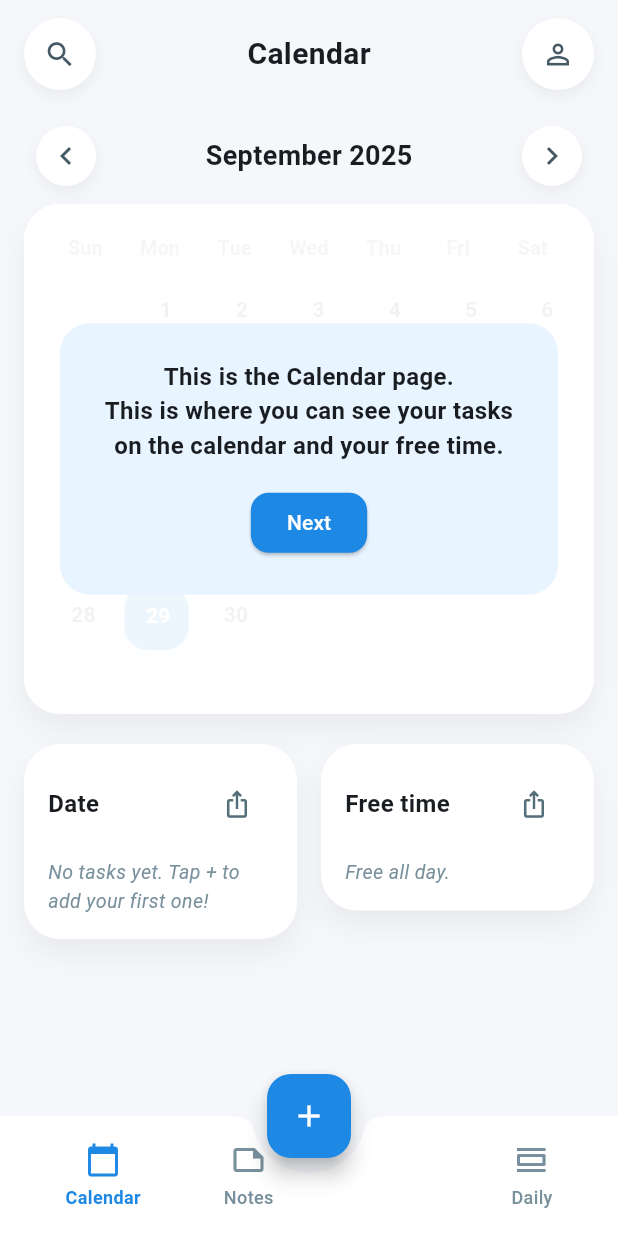
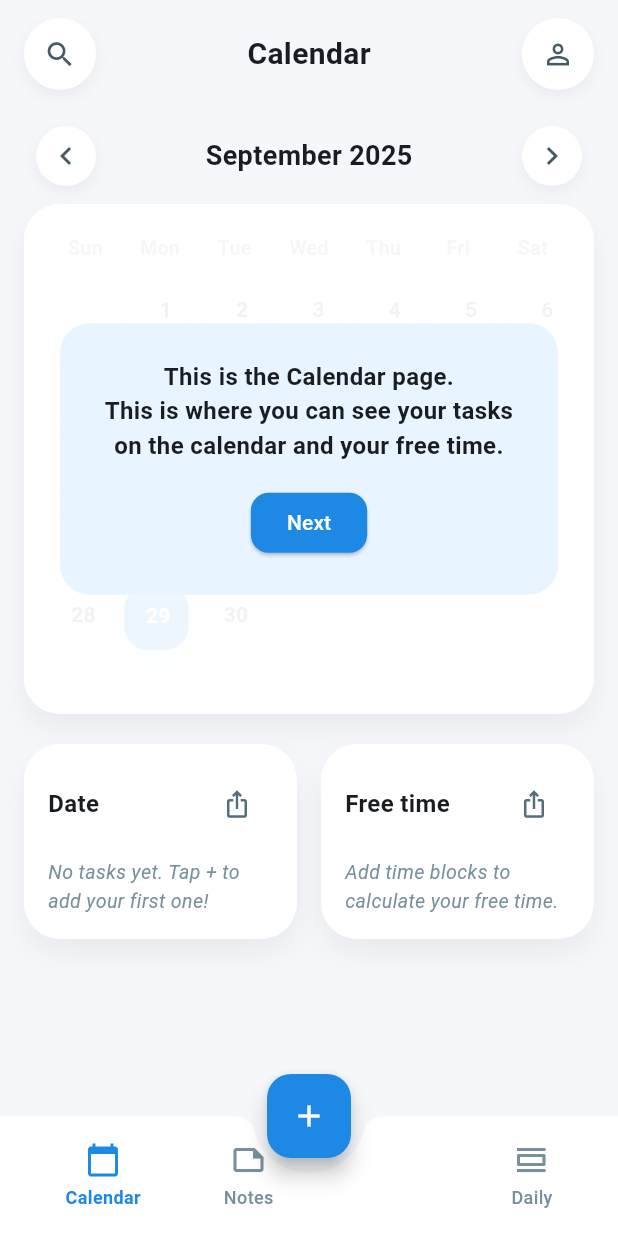
Before and after one commit to ljay-briss/Simple_Calendar, a Flutter app: the screen it shows after launch, on a phone screen of 412 x 824 dp. Run offline on Flutter 3.47's test engine with Material 3 defaults, Android fonts, the light colour scheme and no system bars.

Commit message:
vertical words

```diff
--- a/lib/main.dart
+++ b/lib/main.dart
@@ -425,12 +425,8 @@ Widget _buildWeekdayHeader() {
     return _OverviewSection(
       title: 'Free time',
       onShare: _shareFreeTime,
-      child: events.isEmpty
-          ? const _EmptyOverviewMessage(message: 'Free all day.')
-          : freeSlots.isEmpty
-              ? const _EmptyOverviewMessage(
-                  message: 'No free hours detected. Try adjusting your schedule.',
-                )
+      child: freeSlots.isEmpty
+          ? _buildFreeTimeEmptyMessage(events)
           : Column(
               crossAxisAlignment: CrossAxisAlignment.start,
               children: freeSlots
@@ -453,6 +449,17 @@ Widget _buildWeekdayHeader() {
                   )
                   .toList(),
             ),
+    );
+  }
+
+  Widget _buildFreeTimeEmptyMessage(List<Event> events) {
+    if (events.isEmpty) {
+      return const _EmptyOverviewMessage(
+        message: 'Add time blocks to calculate your free time.',
+      );
+    }
+    return const _EmptyOverviewMessage(
+      message: 'No free time detected. Try adjusting your schedule.',
     );
   }
 
@@ -614,21 +621,12 @@ Widget _buildWeekdayHeader() {
   }
 
   void _shareFreeTime() {
-    final events = _getEventsForDate(_selectedDate);
+    final freeSlots = _calculateFreeTimeSlots(_getEventsForDate(_selectedDate));
     final formattedDate = DateFormat('EEEE, MMMM d').format(_selectedDate);
 
-    final summary = events.isEmpty
-        ? 'Free all day on $formattedDate.'
-        : () {
-            final freeSlots = _calculateFreeTimeSlots(events);
-            if (freeSlots.isEmpty) {
-              return 'No free hours available on $formattedDate.';
-            }
-            final slots = freeSlots
-                .map((slot) => '- ${_formatTime(slot.start)} to ${_formatTime(slot.end)}')
-                .join('\n');
-            return 'Free hours on $formattedDate:\n$slots';
-          }();
+    final summary = freeSlots.isEmpty
+        ? 'No free time available on $formattedDate.'
+        : 'Free time on $formattedDate:\n${freeSlots.map((slot) => '- ${_formatTime(slot.start)} to ${_formatTime(slot.end)}').join('\n')}';
 
     ScaffoldMessenger.of(context).showSnackBar(
       SnackBar(content: Text(summary)),
@@ -675,13 +673,6 @@ Widget _buildWeekdayHeader() {
   }
 
   List<_TimeSlot> _calculateFreeTimeSlots(List<Event> events) {
-    if (events.isEmpty) {
-      return [];
-    }
-
-    if (events.any((event) => !event.hasTimeRange)) {
-      return [];
-    }
 
     final dayStart = DateTime(
       _selectedDate.year,
@@ -698,16 +689,19 @@ Widget _buildWeekdayHeader() {
 
     final scheduled = events
         .where((event) => event.hasTimeRange)
-        .map((event) {
-          final start = _dateWithTime(_selectedDate, event.startTime!);
-          final end = _dateWithTime(_selectedDate, event.endTime!);
-          final clampedStart = start.isBefore(dayStart) ? dayStart : start;
-          final clampedEnd = end.isAfter(dayEnd) ? dayEnd : end;
-          return _TimeSlot(start: clampedStart, end: clampedEnd);
-        })
+        .map(
+          (event) => _TimeSlot(
+            start: _dateWithTime(_selectedDate, event.startTime!),
+            end: _dateWithTime(_selectedDate, event.endTime!),
+          ),
+        )
         .where((slot) => slot.end.isAfter(slot.start))
         .toList()
       ..sort((a, b) => a.start.compareTo(b.start));
+
+          if (scheduled.isEmpty) {
+      return [];
+    }
 
 
     final merged = <_TimeSlot>[];
@@ -717,33 +711,31 @@ Widget _buildWeekdayHeader() {
       } else {
         final last = merged.last;
         if (slot.start.isBefore(last.end)) {
-          final end = slot.end.isAfter(last.end) ? slot.end : last.end;
-          merged[merged.length - 1] = _TimeSlot(start: last.start, end: end);
+          merged[merged.length - 1] = _TimeSlot(
+            start: last.start,
+            end: slot.end.isAfter(last.end) ? slot.end : last.end,
+          );
         } else {
           merged.add(slot);
         }
       }
     }
 
-    final hourlySlots = <_TimeSlot>[];
-    for (var hour = _dayStartHour; hour < _dayEndHour; hour++) {
-      final hourStart = DateTime(
-        _selectedDate.year,
-        _selectedDate.month,
-        _selectedDate.day,
-        hour,
-      );
-      final hourEnd = hourStart.add(const Duration(hours: 1));
-      final overlapsBusy = merged.any(
-        (busy) => busy.start.isBefore(hourEnd) && busy.end.isAfter(hourStart),
-      );
-      if (!overlapsBusy) {
-        hourlySlots.add(_TimeSlot(start: hourStart, end: hourEnd));
+    final freeSlots = <_TimeSlot>[];
+    var cursor = dayStart;
+    for (final slot in merged) {
+      if (slot.start.isAfter(cursor)) {
+        freeSlots.add(_TimeSlot(start: cursor, end: slot.start));
+      }
+      if (slot.end.isAfter(cursor)) {
+        cursor = slot.end;
       }
     }
+    if (cursor.isBefore(dayEnd)) {
+      freeSlots.add(_TimeSlot(start: cursor, end: dayEnd));
+    }
 
-
-    return hourlySlots;
+    return freeSlots.where((slot) => slot.duration.inMinutes > 0).toList();
   }
 
   DateTime _dateWithTime(DateTime date, TimeOfDay time) {
```
Lines whose indentation alone changed are shown as unchanged.
